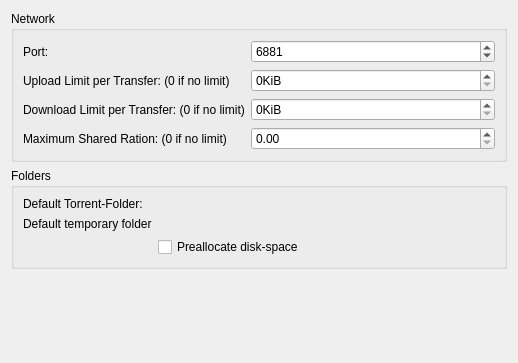
The window that transfer-plugins/bittorrent/btsettingswidget.ui (KDE/kget) describes before a commit, drawn with Qt 5.
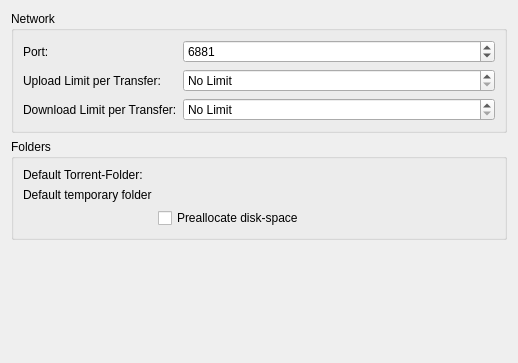
The same window after the commit. Custom widgets are drawn as their Qt base class.

What changed in the file:
```diff
--- a/transfer-plugins/bittorrent/btsettingswidget.ui
+++ b/transfer-plugins/bittorrent/btsettingswidget.ui
@@ -22,6 +22,9 @@
       <string>Network</string>
      </property>
      <layout class="QFormLayout" name="formLayout" >
+      <property name="fieldGrowthPolicy" >
+       <enum>QFormLayout::AllNonFixedFieldsGrow</enum>
+      </property>
       <item row="0" column="0" >
        <widget class="QLabel" name="portLabel" >
         <property name="text" >
@@ -42,12 +45,15 @@
       <item row="1" column="0" >
        <widget class="QLabel" name="uploadLimitLabel" >
         <property name="text" >
-         <string>Upload Limit per Transfer: (0 if no limit)</string>
+         <string>Upload Limit per Transfer:</string>
         </property>
        </widget>
       </item>
       <item row="1" column="1" >
        <widget class="QSpinBox" name="uploadBox" >
+        <property name="specialValueText" >
+         <string>No Limit</string>
+        </property>
         <property name="suffix" >
          <string>KiB</string>
         </property>
@@ -59,12 +65,15 @@
       <item row="2" column="0" >
        <widget class="QLabel" name="downloadLabel" >
         <property name="text" >
-         <string>Download Limit per Transfer: (0 if no limit)</string>
+         <string>Download Limit per Transfer:</string>
         </property>
        </widget>
       </item>
       <item row="2" column="1" >
        <widget class="QSpinBox" name="downloadBox" >
+        <property name="specialValueText" >
+         <string>No Limit</string>
+        </property>
         <property name="suffix" >
          <string>KiB</string>
         </property>
@@ -73,20 +82,6 @@
         </property>
        </widget>
       </item>
-      <item row="3" column="0" >
-       <widget class="QLabel" name="label" >
-        <property name="text" >
-         <string>Maximum Shared Ration: (0 if no limit)</string>
-        </property>
-       </widget>
-      </item>
-      <item row="3" column="1" >
-       <widget class="QDoubleSpinBox" name="shareRatioSpin" >
-        <property name="maximum" >
-         <double>999.990000000000009</double>
-        </property>
-       </widget>
-      </item>
      </layout>
     </widget>
    </item>
```
